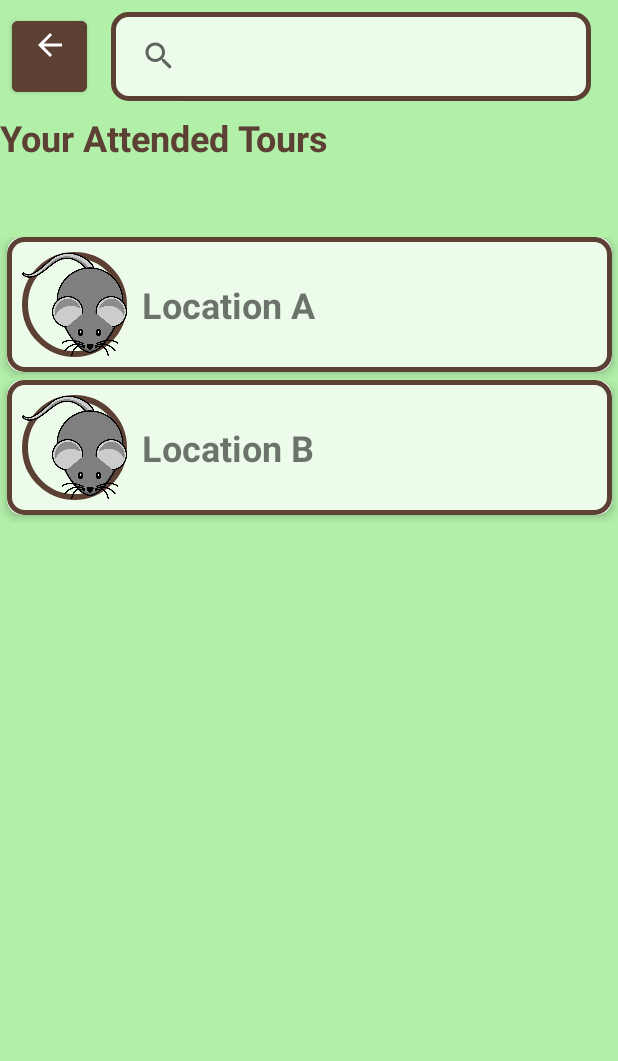
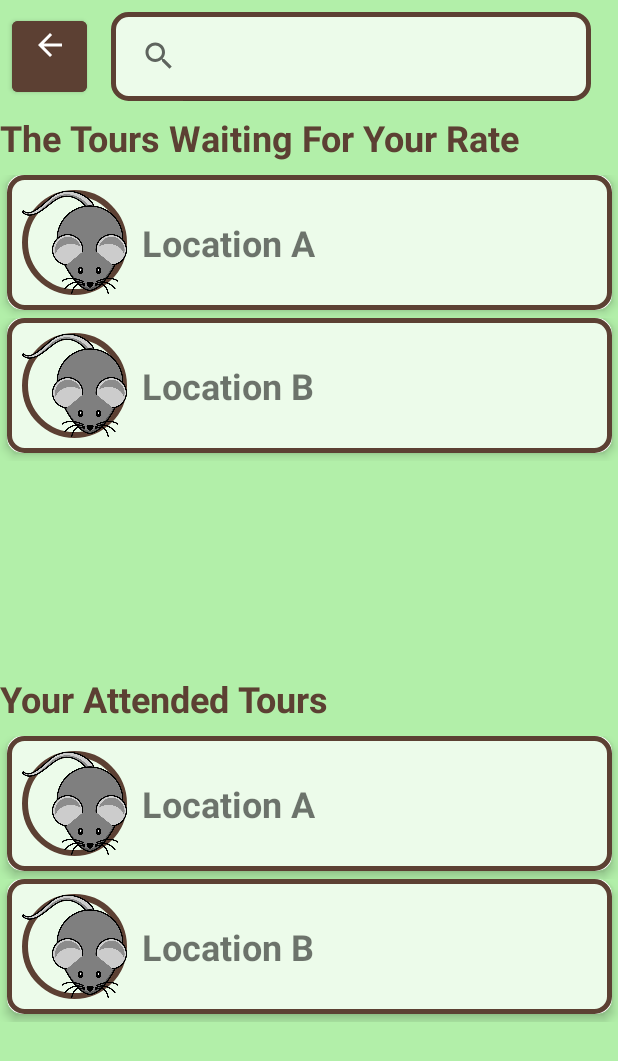
Before and after one commit to GunlukGuneslik/Final_Traveler_Kivi_UI, an Android app: the AttendedToursActivity screen opened directly, with no data from a screen before it, on a phone screen of 412 x 824 dp. Shown: the top 1061 px of the screen. Run offline under Robolectric (Android 15) with nearby library versions, the phone set to English and light mode, and no system bars.

Commit message:
Attended Tours sayfası tamamlandı

```diff
--- a/app/src/main/java/com/example/actualtravellerkiviprojectui/AttendedToursActivity.java
+++ b/app/src/main/java/com/example/actualtravellerkiviprojectui/AttendedToursActivity.java
@@ -48,7 +48,7 @@ public class AttendedToursActivity extends AppCompatActivity {
         });
 
         RatedToursList = loadTours();
-        //WaitingToursList = loadTours();
+        WaitingToursList = loadTours();
 
         if (WaitingToursList.isEmpty()) {
             TextView waitingToursText = findViewById(R.id.textViewAttendedToursWaitingForRating);
@@ -92,25 +92,27 @@ public class AttendedToursActivity extends AppCompatActivity {
     * TODO: this method suppose to filter the tours according to both their name and places in it
      */
     private void flitterList(String Text, ArrayList<Tour> givenList, Attended_Tour_RecyclerViewAdapter_for_tour_frames adapter) {
-        Text.toLowerCase();
+        if (adapter == null || givenList.isEmpty()){
+            return;
+        }
         ArrayList<Tour> filteredList = new ArrayList<>();
 
         for (Tour currentTour: givenList) {
-            if (currentTour.getTourName().toLowerCase().contains(Text)) {
+            if (currentTour.getTourName().toLowerCase().contains(Text.toLowerCase())) {
                 filteredList.add(currentTour);
             } else {
                 for (PlaceModel currentPlace: currentTour.getPlaces()) {
-                    if (currentPlace.getPlaceName().toLowerCase().contains(Text)) {
+                    if (currentPlace.getPlaceName().toLowerCase().contains(Text.toLowerCase())) {
                         filteredList.add(currentTour);
                     }
                 }
             }
         }
 
+        adapter.setFilteredList(filteredList);
+
         if (filteredList.isEmpty()) {
             Toast.makeText(this, "No matching tours found.", Toast.LENGTH_SHORT).show();
-        } else {
-            adapter.setFilteredList(filteredList);
         }
     }
 
@@ -125,9 +127,11 @@ public class AttendedToursActivity extends AppCompatActivity {
         ArrayList<PlaceModel> testPlaceList = new ArrayList<>();
         testPlaceList.add(testPlace1);
         testPlaceList.add(testPlace2);
+        ArrayList<PlaceModel> testPlaceList2 = new ArrayList<>();
+        testPlaceList2.add(testPlace2);
 
         tours.add(new Tour("Location A", new Date(), "Alice", 150, testPlaceList));
-        tours.add(new Tour("Location B", new Date(), "Bob",   200, testPlaceList));
+        tours.add(new Tour("Location B", new Date(), "Bob",   200, testPlaceList2));
         return tours;
     }
 }
--- a/app/src/main/java/com/example/actualtravellerkiviprojectui/adapter/Attended_Tour_RecyclerViewAdapter_for_tour_frames.java
+++ b/app/src/main/java/com/example/actualtravellerkiviprojectui/adapter/Attended_Tour_RecyclerViewAdapter_for_tour_frames.java
@@ -59,7 +59,7 @@ public class Attended_Tour_RecyclerViewAdapter_for_tour_frames extends RecyclerV
 
     public class MapViewHolder extends RecyclerView.ViewHolder{
         ImageView guidePhoto;
-        TextView tourName, places;
+        TextView tourName;
         CardView cardView;
         public MapViewHolder(@NonNull View itemView) {
             super(itemView);
```
